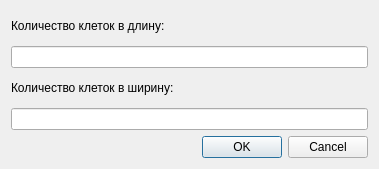
Before: the Qt Designer form Proj/sizechooser.ui in TheSawIsTheLaw/ComputerGraphicsCoursework, drawn with Qt 5.
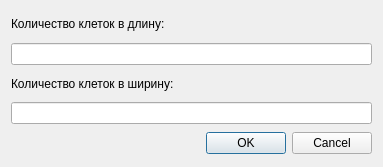
After: the same form once the commit is applied.

```diff
--- a/Proj/sizechooser.ui
+++ b/Proj/sizechooser.ui
@@ -7,7 +7,7 @@
     <x>0</x>
     <y>0</y>
     <width>379</width>
-    <height>169</height>
+    <height>167</height>
    </rect>
   </property>
   <property name="windowTitle">
@@ -36,6 +36,12 @@
    </item>
    <item>
     <widget class="QDialogButtonBox" name="buttonBox">
+     <property name="minimumSize">
+      <size>
+       <width>361</width>
+       <height>26</height>
+      </size>
+     </property>
      <property name="orientation">
       <enum>Qt::Horizontal</enum>
      </property>
```
